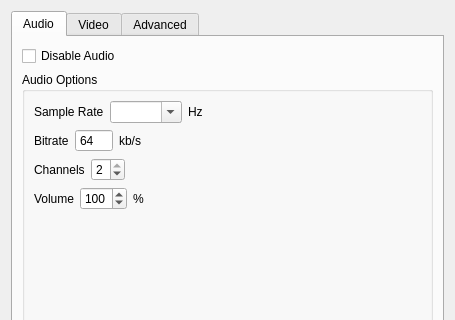
The window that src/ui/conversionparameterdialog.ui (qwinff/qwinff) describes before a commit, drawn with Qt 5; both pictures show x 0 to 455 and y 0 to 320 of the 455 by 460 pixel window.
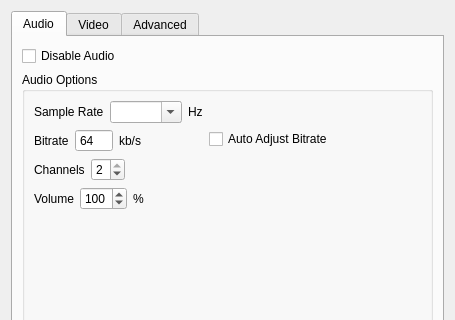
The same window after the commit.

Commit message: Added "auto adjust bitrate" checkbox in ConversionParameterDialog.

Patch:
```diff
--- a/src/ui/conversionparameterdialog.ui
+++ b/src/ui/conversionparameterdialog.ui
@@ -156,6 +156,16 @@
               </item>
              </layout>
             </item>
+            <item row="1" column="1">
+             <widget class="QCheckBox" name="chkAutoAdjustBitrate">
+              <property name="toolTip">
+               <string>Use the source bitrate if it is smaller than the configured output bitrate. This can reduce output file size in certain conditions.</string>
+              </property>
+              <property name="text">
+               <string>Auto Adjust Bitrate</string>
+              </property>
+             </widget>
+            </item>
            </layout>
           </widget>
          </item>
```
The commit also changes 1 other file.
